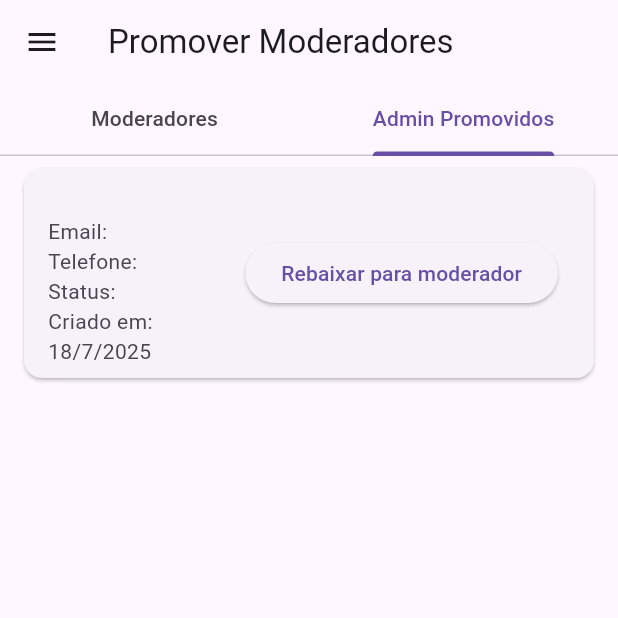
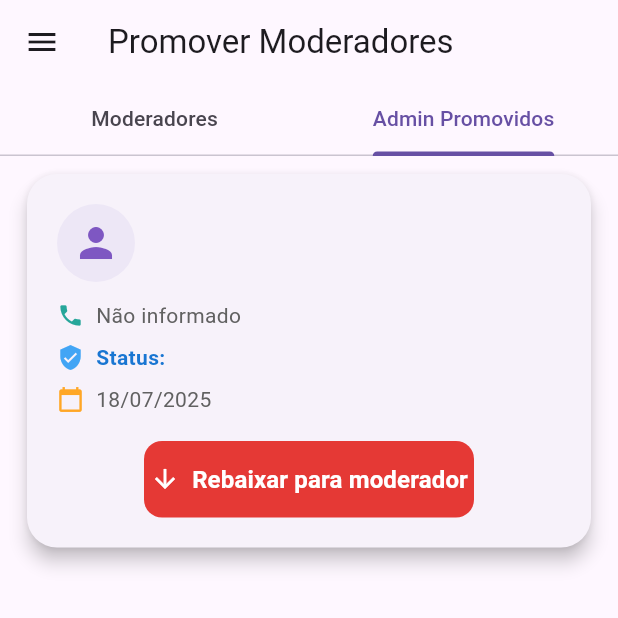
Before and after one commit to ryanmiura/empodera-admin, a Flutter app: the PromoteModeratorsScreen screen opened directly, tab 2 chosen, on a phone screen of 412 x 824 dp, the top half of it. Run offline on Flutter 3.47's test engine with Material 3 defaults, Android fonts, the phone set to English and light mode, and no system bars; our stand-ins replace cloud_firestore, firebase_auth, firebase_core, flutter_dotenv, shared_preferences; accounts and stored records are empty.

Commit message:
feat: enhance user card design with improved layout and action buttons

```diff
--- a/lib/features/gestao/screens/promote_moderators_screen.dart
+++ b/lib/features/gestao/screens/promote_moderators_screen.dart
@@ -65,22 +65,119 @@ class _PromoteModeratorsScreenState extends State<PromoteModeratorsScreen> with
 
   Widget _buildUserCard(AdminUserModel user, {required String actionLabel, required VoidCallback onAction}) {
     return Card(
-      margin: const EdgeInsets.symmetric(vertical: 8, horizontal: 16),
-      child: ListTile(
-        title: Text(user.nome),
-        subtitle: Column(
+      elevation: 5,
+      margin: const EdgeInsets.symmetric(vertical: 12, horizontal: 18),
+      shape: RoundedRectangleBorder(
+        borderRadius: BorderRadius.circular(20),
+      ),
+      child: Padding(
+        padding: const EdgeInsets.all(20),
+        child: Column(
           crossAxisAlignment: CrossAxisAlignment.start,
           children: [
-            Text('Email: ${user.email}'),
-            Text('Telefone: ${user.telefone}'),
-            Text('Status: ${user.status}'),
-            if (user.createdAt != null)
-              Text('Criado em: ${user.createdAt!.day}/${user.createdAt!.month}/${user.createdAt!.year}'),
+            Row(
+              children: [
+                CircleAvatar(
+                  radius: 26,
+                  backgroundColor: Colors.deepPurple[50],
+                  child: Icon(Icons.person, color: Colors.deepPurple[400], size: 32),
+                ),
+                const SizedBox(width: 16),
+                Expanded(
+                  child: Column(
+                    crossAxisAlignment: CrossAxisAlignment.start,
+                    children: [
+                      Text(
+                        user.nome,
+                        style: const TextStyle(
+                          fontWeight: FontWeight.bold,
+                          fontSize: 20,
+                          color: Colors.black87,
+                        ),
+                      ),
+                      const SizedBox(height: 2),
+                      Text(
+                        user.email,
+                        style: TextStyle(
+                          fontSize: 14,
+                          color: Colors.grey[700],
+                        ),
+                        overflow: TextOverflow.ellipsis,
+                      ),
+                    ],
+                  ),
+                ),
+              ],
+            ),
+            const SizedBox(height: 12),
+            Row(
+              children: [
+                Icon(Icons.phone, color: Colors.teal[400], size: 18),
+                const SizedBox(width: 8),
+                Text(
+                  user.telefone.isNotEmpty ? user.telefone : "Não informado",
+                  style: TextStyle(fontSize: 14, color: Colors.grey[700]),
+                ),
+              ],
+            ),
+            const SizedBox(height: 8),
+            Row(
+              children: [
+                Icon(Icons.verified_user, color: Colors.blue[400], size: 18),
+                const SizedBox(width: 8),
+                Text(
+                  'Status: ${user.status}',
+                  style: TextStyle(fontSize: 14, color: Colors.blue[700], fontWeight: FontWeight.w600),
+                ),
+              ],
+            ),
+            const SizedBox(height: 8),
+            Row(
+              children: [
+                Icon(Icons.calendar_today, color: Colors.orange[400], size: 18),
+                const SizedBox(width: 8),
+                Text(
+                  user.createdAt != null
+                      ? "${user.createdAt!.day.toString().padLeft(2, '0')}/${user.createdAt!.month.toString().padLeft(2, '0')}/${user.createdAt!.year}"
+                      : "Não informado",
+                  style: TextStyle(fontSize: 14, color: Colors.grey[700]),
+                ),
+              ],
+            ),
+            const SizedBox(height: 18),
+            Center(
+              child: SizedBox(
+                width: 220,
+                child: ElevatedButton.icon(
+                  style: ElevatedButton.styleFrom(
+                    backgroundColor: actionLabel.contains('Rebaixar')
+                        ? Colors.red[600]
+                        : Colors.green[600],
+                    foregroundColor: Colors.white,
+                    elevation: 0,
+                    padding: const EdgeInsets.symmetric(vertical: 14),
+                    shape: RoundedRectangleBorder(
+                      borderRadius: BorderRadius.circular(12),
+                    ),
+                  ),
+                  icon: Icon(
+                    actionLabel.contains('Rebaixar')
+                        ? Icons.arrow_downward
+                        : Icons.arrow_upward,
+                    size: 20,
+                  ),
+                  label: Text(
+                    actionLabel,
+                    style: const TextStyle(
+                      fontWeight: FontWeight.bold,
+                      fontSize: 16,
+                    ),
+                  ),
+                  onPressed: onAction,
+                ),
+              ),
+            ),
           ],
-        ),
-        trailing: ElevatedButton(
-          onPressed: onAction,
-          child: Text(actionLabel),
         ),
       ),
     );
```
